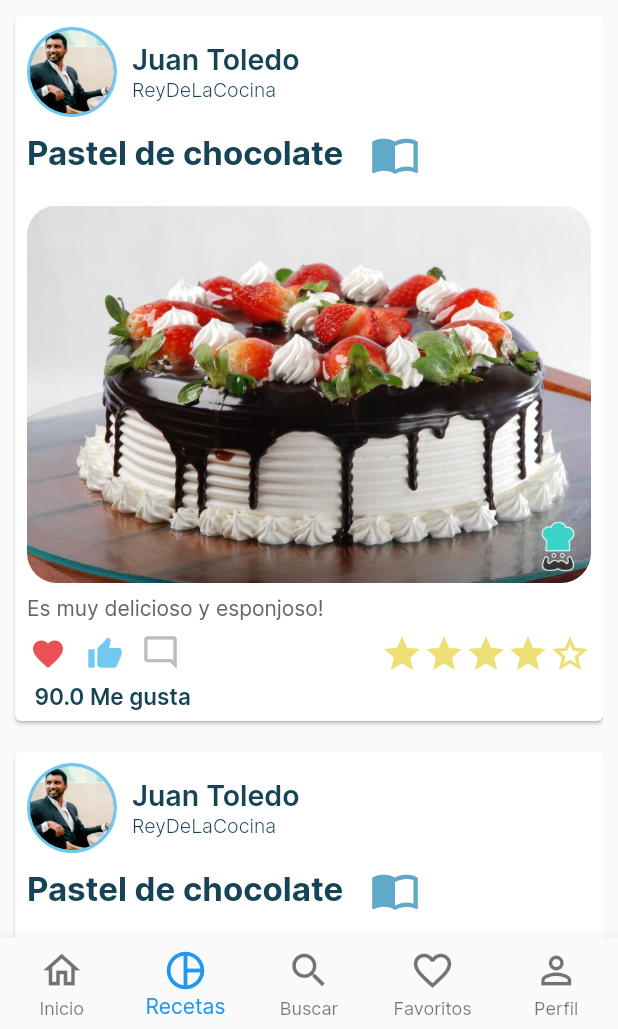
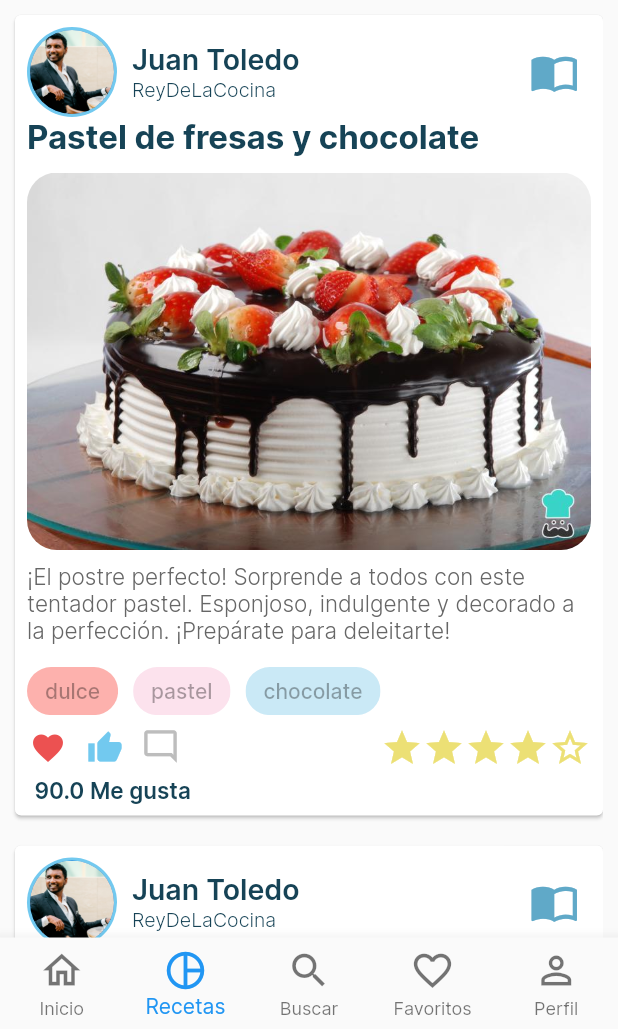
Before and after one commit to Kev2000-Github/Flavor_House, a Flutter app: the MainScreen screen opened directly, item 2 of the bottom bar chosen, on a phone screen of 412 x 824 dp, the part 207-1236 px from its top. Run offline on Flutter 3.47's test engine with Material 2 defaults, Android fonts, the phone set to English and light mode, and no system bars; drawn by our look-alikes of like_button; our stand-ins replace dartz, equatable, flutter_svg, image_picker, shared_preferences, shimmer and 1 more; accounts and stored records are empty.

Commit message:
feat: add tags on recipe and change dummy data

```diff
--- a/lib/models/post/tag.dart
+++ b/lib/models/post/tag.dart
@@ -3,8 +3,9 @@
 import 'dart:ui';
 
 class Tag {
+  final String id;
   final String name;
   final Color color;
 
-  Tag(this.name, this.color);
+  Tag(this.id, this.name, this.color);
 }
--- a/lib/screens/create_post/recipe/preparation_step.dart
+++ b/lib/screens/create_post/recipe/preparation_step.dart
@@ -3,7 +3,7 @@
 import 'package:flutter/cupertino.dart';
 import 'package:flutter/material.dart';
 
-import '../../../models/recipe_preparation.dart';
+import '../../../models/post/recipe_preparation.dart';
 import '../../../utils/colors.dart';
 import '../../../widgets/button.dart';
 import '../../../widgets/elevated_container.dart';
--- a/lib/services/post/dummy_post_service.dart
+++ b/lib/services/post/dummy_post_service.dart
@@ -4,11 +4,12 @@ import 'package:dartz/dartz.dart';
 import 'package:flavor_house/models/post/moment.dart';
 import 'package:flavor_house/models/post/recipe.dart';
 import 'package:flavor_house/models/post/tag.dart';
-import 'package:flavor_house/models/recipe_preparation.dart';
+import 'package:flavor_house/models/post/recipe_preparation.dart';
 import 'package:flavor_house/models/sort/sort_config.dart';
+import 'package:flavor_house/utils/colors.dart';
 
-import '../../models/comment.dart';
-import '../../models/review.dart';
+import '../../models/post/comment.dart';
+import '../../models/post/review.dart';
 import './post_service.dart';
 import '../../common/error/failures.dart';
 import 'package:flutter/material.dart';
@@ -22,22 +23,22 @@ class DummyPost implements PostService {
         "ReyDeLaCocina",
         "Juan Toledo",
         Image.asset("assets/images/avatar.jpg"),
-        "Es muy delicioso y esponjoso!",
+        "¡Recuerdos de cumpleaños inolvidables! Hoy comparto esta foto donde me hundieron la cabeza en la torta. ¡Fue un momento de diversión y risas! Gracias a todos los que hicieron de ese día un cumpleaños épico. ¡No hay mejor manera de celebrar la vida que con amigos y torta en la cara! 🎉🎂 #RecuerdosFelices #CumpleañosInolvidable #AmigosDivertidos",
         90,
         true,
         true,
-        Image.asset("assets/images/cake.jpg"),
+        Image.asset("assets/images/tortazo.jpg"),
       ),
       Moment(
         "2",
         "ReyDeLaCocina",
         "Juan Toledo",
         Image.asset("assets/images/avatar.jpg"),
-        "Deliciosas galletas!",
+        "¡Descubriendo nuevos sabores! Hoy probé este exquisito plato y quedé fascinado. Cada bocado era una explosión de sabores y texturas. ¡No puedo esperar para compartir esta joya culinaria con ustedes! Si eres amante de la buena comida, no te lo puedes perder. ¿Alguien más se anima a probarlo? #DeliciasGastronómicas #SorprendentesSabores #ExperienciaCulinaria",
         45,
         true,
         true,
-        Image.asset("assets/images/cookies.jpg"),
+        Image.asset("assets/images/sushi.jpg"),
       )
     ];
     await Future.delayed(const Duration(seconds: 1));
@@ -55,32 +56,32 @@ class DummyPost implements PostService {
           "ReyDeLaCocina",
           "Juan Toledo",
           Image.asset("assets/images/avatar.jpg"),
-          "Es muy delicioso y esponjoso!",
+          "¡El postre perfecto! Sorprende a todos con este tentador pastel. Esponjoso, indulgente y decorado a la perfección. ¡Prepárate para deleitarte!",
           90,
           true,
           true,
           Image.asset("assets/images/cake.jpg"),
-          "Pastel de chocolate",
+          "Pastel de fresas y chocolate",
           4, [
-        Tag("dulce", const Color(0xFFD2D2D2)),
-        Tag("pastel", const Color(0xFFD2D2D2)),
-        Tag("chocolate", const Color(0xFFD2D2D2)),
+        Tag("1", "dulce", const Color(0xFFff6961).withOpacity(0.5)),
+        Tag("2", "pastel", const Color(0xFFfdcae1).withOpacity(0.5)),
+        Tag("3", "chocolate", primaryColor.withAlpha(90)),
       ]),
       Recipe(
           "2",
           "ReyDeLaCocina",
           "Juan Toledo",
           Image.asset("assets/images/avatar.jpg"),
-          "Deliciosas galletas!",
+          "¡Dulzura irresistible! Prepara estas deliciosas galletas con chispas de chocolate. Crujientes por fuera, suaves por dentro. ¡El placer de cada mordisco!",
           45,
           true,
           true,
           Image.asset("assets/images/cookies.jpg"),
-          "Pastel de chocolate",
+          "Galletas de Chispas de Chocolate",
           4, [
-        Tag("dulce", const Color(0xFFD2D2D2)),
-        Tag("galleta", const Color(0xFFD2D2D2)),
-        Tag("chocolate", const Color(0xFFD2D2D2)),
+        Tag("1", "dulce", const Color(0xFFff6961).withOpacity(0.5)),
+        Tag("2", "galleta", const Color(0xFFc57d56).withOpacity(0.5)),
+        Tag("3", "chocolate", primaryColor.withAlpha(90)),
       ])
     ];
     await Future.delayed(const Duration(seconds: 1));
@@ -116,9 +117,9 @@ class DummyPost implements PostService {
           Image.asset("assets/images/cake.jpg"),
           "Pastel de chocolate",
           4, [
-        Tag("dulce", const Color(0xFFD2D2D2)),
-        Tag("pastel", const Color(0xFFD2D2D2)),
-        Tag("chocolate", const Color(0xFFD2D2D2)),
+        Tag("1" ,"dulce", primaryColor.withAlpha(90)),
+        Tag("2" ,"pastel", primaryColor.withAlpha(90)),
+        Tag("3" ,"chocolate", primaryColor.withAlpha(90)),
       ])
     ];
     await Future.delayed(const Duration(seconds: 1));
@@ -198,4 +199,19 @@ class DummyPost implements PostService {
     ];
     return Right(ingredients);
   }
+
+  @override
+  Future<Either<Failure, List<Tag>>> getTags() async {
+    List<Tag> interests = [
+      Tag("1", "dulce", primaryColor.withAlpha(90)),
+      Tag("2", "BBQ", primaryColor.withAlpha(90)),
+      Tag("3", "Frutas", primaryColor.withAlpha(90)),
+      Tag("4", "Chocolate", primaryColor.withAlpha(90)),
+      Tag("5", "Proteinas", primaryColor.withAlpha(90)),
+      Tag("6", "China", primaryColor.withAlpha(90)),
+      Tag("7", "Japones", primaryColor.withAlpha(90)),
+      Tag("8", "Papas fritas", primaryColor.withAlpha(90)),
+    ];
+    return Right(interests);
+  }
 }
--- a/lib/utils/helpers.dart
+++ b/lib/utils/helpers.dart
@@ -33,6 +33,7 @@ class Helper {
       picture: recipe.picture ?? Image.asset("assets/images/cookies.jpg"),
       postTitle: recipe.title,
       rates: recipe.stars,
+      tags: recipe.tags,
     );
   }
 
--- a/lib/utils/text_themes.dart
+++ b/lib/utils/text_themes.dart
@@ -5,6 +5,7 @@ enum TextThemeEnum {
   darkMedium,
   darkSemiMedium,
   darkLight,
+  grayLight
 }
 
 class DesignTextTheme {
@@ -25,6 +26,12 @@ class DesignTextTheme {
       case TextThemeEnum.darkLight:
         return const TextStyle(
             fontSize: 13, fontWeight: FontWeight.w300, color: darkColor);
+      case TextThemeEnum.grayLight:
+        return const TextStyle(
+          fontSize: 15,
+          fontWeight: FontWeight.w300,
+          color: gray04Color,
+        );
       default:
         return const TextStyle();
     }
--- a/lib/widgets/modal/comments.dart
+++ b/lib/widgets/modal/comments.dart
@@ -1,5 +1,5 @@
 import 'package:dartz/dartz.dart' as dartz;
-import 'package:flavor_house/models/comment.dart';
+import 'package:flavor_house/models/post/comment.dart';
 import 'package:flavor_house/models/user/user.dart';
 import 'package:flavor_house/services/post/dummy_post_service.dart';
 import 'package:flavor_house/services/post/post_service.dart';
--- a/lib/widgets/modal/recipe_details/details.dart
+++ b/lib/widgets/modal/recipe_details/details.dart
@@ -1,7 +1,7 @@
 import 'package:dartz/dartz.dart' as dartz;
 import 'package:flavor_house/common/error/failures.dart';
-import 'package:flavor_house/models/recipe_preparation.dart';
-import 'package:flavor_house/models/review.dart';
+import 'package:flavor_house/models/post/recipe_preparation.dart';
+import 'package:flavor_house/models/post/review.dart';
 import 'package:flavor_house/services/post/dummy_post_service.dart';
 import 'package:flavor_house/utils/text_themes.dart';
 import 'package:flavor_house/widgets/modal/recipe_details/details_reviews.dart';
--- a/lib/widgets/modal/recipe_details/details_preparation.dart
+++ b/lib/widgets/modal/recipe_details/details_preparation.dart
@@ -3,7 +3,7 @@ import 'package:dartz/dartz.dart' as dartz;
 import 'package:flutter/cupertino.dart';
 
 import '../../../common/error/failures.dart';
-import '../../../models/recipe_preparation.dart';
+import '../../../models/post/recipe_preparation.dart';
 import '../../../services/post/dummy_post_service.dart';
 import '../../../services/post/post_service.dart';
 
--- a/lib/widgets/modal/recipe_details/details_reviews.dart
+++ b/lib/widgets/modal/recipe_details/details_reviews.dart
@@ -2,7 +2,7 @@ import 'package:flutter/cupertino.dart';
 import 'package:flutter/material.dart';
 
 import '../../../common/error/failures.dart';
-import '../../../models/review.dart';
+import '../../../models/post/review.dart';
 import '../../../services/post/dummy_post_service.dart';
 import '../../../services/post/post_service.dart';
 import 'package:dartz/dartz.dart' as dartz;
--- a/lib/widgets/post_recipe.dart
+++ b/lib/widgets/post_recipe.dart
@@ -1,9 +1,10 @@
+import 'package:flavor_house/models/post/tag.dart';
+import 'package:flavor_house/utils/text_themes.dart';
 import 'package:flavor_house/widgets/modal/recipe_details/details.dart';
 import 'package:flavor_house/widgets/post_user.dart';
 import 'package:flavor_house/widgets/stars.dart';
 import 'package:flutter/material.dart';
 import 'package:like_button/like_button.dart';
-import 'package:flavor_house/common/constants/routes.dart' as routes;
 
 import '../utils/colors.dart';
 import 'modal/comments.dart';
@@ -20,6 +21,7 @@ class PostRecipe extends StatelessWidget {
   final double rates;
   final bool isLiked;
   final bool isFavorite;
+  final List<Tag> tags;
   const PostRecipe(
       {Key? key,
       required this.id,
@@ -32,7 +34,8 @@ class PostRecipe extends StatelessWidget {
       required this.isLiked,
       required this.isFavorite,
       required this.picture,
-      required this.avatar})
+      required this.avatar,
+      required this.tags})
       : super(key: key);
 
   void onOpenComments(BuildContext context) {
@@ -65,7 +68,20 @@ class PostRecipe extends StatelessWidget {
           padding: const EdgeInsets.all(8.0),
           child:
               Column(crossAxisAlignment: CrossAxisAlignment.start, children: [
-            PostUser(fullName: fullName, username: username, avatar: avatar),
+            Row(
+              children: [
+                PostUser(fullName: fullName, username: username, avatar: avatar),
+                const Spacer(),
+                IconButton(
+                    onPressed: () {
+                      onOpenDetails(context);
+                    },
+                    iconSize: 33,
+                    splashRadius: 22,
+                    icon: const Icon(Icons.import_contacts,
+                        color: secondaryColor))
+              ],
+            ),
             Wrap(
                 spacing: 10,
                 crossAxisAlignment: WrapCrossAlignment.center,
@@ -77,14 +93,6 @@ class PostRecipe extends StatelessWidget {
                         color: darkColor,
                         fontWeight: FontWeight.bold),
                   ),
-                  IconButton(
-                      onPressed: () {
-                        onOpenDetails(context);
-                      },
-                      iconSize: 33,
-                      splashRadius: 22,
-                      icon: const Icon(Icons.import_contacts,
-                          color: secondaryColor))
                 ]),
             const SizedBox(
               height: 10,
@@ -93,7 +101,20 @@ class PostRecipe extends StatelessWidget {
             Padding(
                 padding: const EdgeInsets.symmetric(vertical: 8),
                 child: Text(description,
-                    style: const TextStyle(color: gray04Color))),
+                    style: DesignTextTheme.get(type: TextThemeEnum.grayLight))),
+            Wrap(
+              spacing: 10,
+              children: List.generate(
+                  tags.length,
+                  (index) {
+                    return ChoiceChip(
+                      label: Text(tags[index].name),
+                      selected: true,
+                      //selectedShadowColor: primaryColor,
+                      selectedColor: tags[index].color,
+                    );
+                  }),
+            ),
             Row(crossAxisAlignment: CrossAxisAlignment.center, children: [
               Wrap(spacing: 10, children: [
                 LikeButton(
@@ -139,6 +160,5 @@ class PostRecipe extends StatelessWidget {
                 ))
           ]),
         ));
-    ;
   }
 }
--- a/pubspec.yaml
+++ b/pubspec.yaml
@@ -114,3 +114,5 @@ flutter:
     - assets/images/user_avatar.png
     - assets/images/interest.jpg
     - assets/images/gray.png
+    - assets/images/sushi.jpg
+    - assets/images/tortazo.jpg
```
Also changed, not shown: lib/screens/create_post/recipe/general_step.dart (+52 -4 lines), lib/services/post/post_service.dart (+5 -3 lines), lib/widgets/post_moment.dart (+3 -4 lines), assets/images/sushi.jpg (added), assets/images/tortazo.jpg (added), lib/models/post/comment.dart (renamed from lib/models/comment.dart), lib/models/post/recipe_preparation.dart (renamed from lib/models/recipe_preparation.dart), lib/models/post/review.dart (renamed from lib/models/review.dart).
